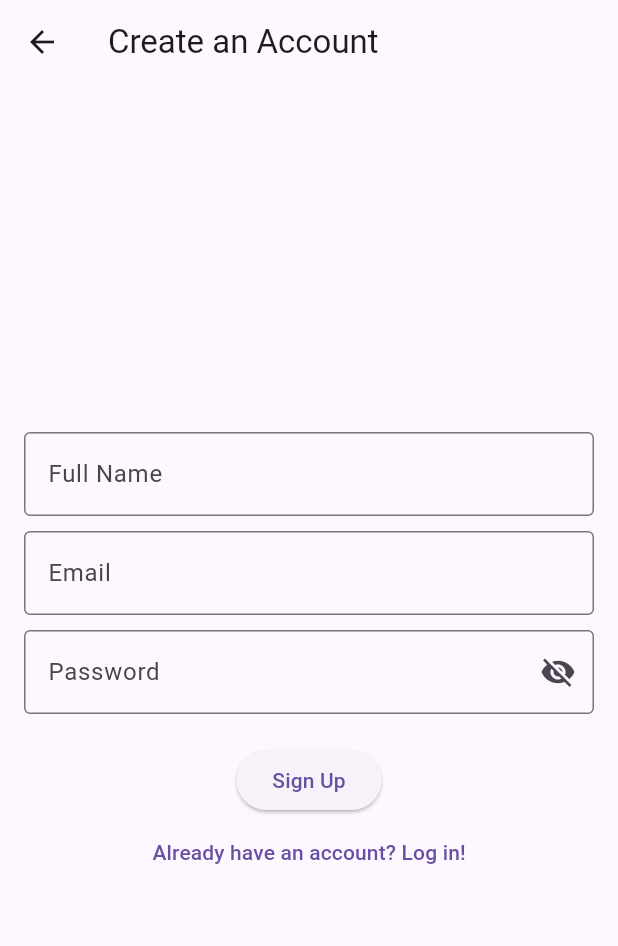
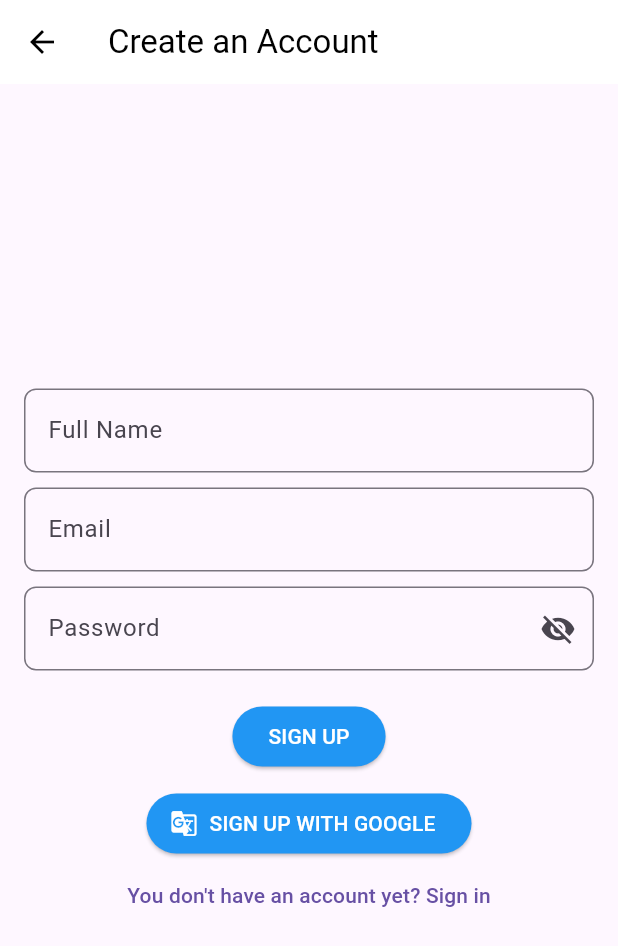
Before and after one commit to AnuV6/CareerPulse-Mobile-App, a Flutter app: the screen it shows after launch, after a tap on "No account? Register here!", on a phone screen of 412 x 824 dp. Shown: the top 946 px of the screen. Run offline on Flutter 3.47's test engine with Material 3 defaults, Android fonts, the light colour scheme and no system bars; our stand-ins replace firebase_core; accounts and stored records are empty.

Commit message:
Login and Register

```diff
--- a/career_pulse/lib/pages/login.dart
+++ b/career_pulse/lib/pages/login.dart
@@ -8,6 +8,9 @@ class LoginScreen extends StatelessWidget {
     return Scaffold(
       appBar: AppBar(
         title: const Text('Login'),
+        backgroundColor: Colors.white,
+        elevation: 0,
+        foregroundColor: Colors.black,
       ),
       body: Center(
         child: Padding(
@@ -15,26 +18,47 @@ class LoginScreen extends StatelessWidget {
           child: Column(
             mainAxisAlignment: MainAxisAlignment.center,
             children: [
-              const TextField(
+              TextField(
                 decoration: InputDecoration(
                   labelText: 'Email',
-                  border: OutlineInputBorder(),
+                  hintText: 'Your email',
+                  border: OutlineInputBorder(
+                    borderRadius: BorderRadius.circular(8.0),
+                  ),
+                  focusedBorder: OutlineInputBorder(
+                    borderSide:
+                        const BorderSide(color: Colors.blue, width: 2.0),
+                    borderRadius: BorderRadius.circular(8.0),
+                  ),
                 ),
               ),
               const SizedBox(height: 10),
-              const TextField(
+              TextField(
+                obscureText: true,
                 decoration: InputDecoration(
                   labelText: 'Password',
-                  border: OutlineInputBorder(),
+                  hintText: 'Password',
+                  suffixIcon: const Icon(Icons.visibility_off),
+                  border: OutlineInputBorder(
+                    borderRadius: BorderRadius.circular(8.0),
+                  ),
+                  focusedBorder: OutlineInputBorder(
+                    borderSide:
+                        const BorderSide(color: Colors.blue, width: 2.0),
+                    borderRadius: BorderRadius.circular(8.0),
+                  ),
                 ),
-                obscureText: true,
               ),
               const SizedBox(height: 20),
               ElevatedButton(
+                style: ElevatedButton.styleFrom(
+                  foregroundColor: Colors.white,
+                  backgroundColor: Colors.blue, // Text Color (Foreground color)
+                ),
                 onPressed: () {
                   // Placeholder for login function
                 },
-                child: const Text('Login'),
+                child: const Text('LOGIN'),
               ),
               TextButton(
                 onPressed: () {
--- a/career_pulse/lib/pages/register.dart
+++ b/career_pulse/lib/pages/register.dart
@@ -8,6 +8,9 @@ class RegisterScreen extends StatelessWidget {
     return Scaffold(
       appBar: AppBar(
         title: const Text('Create an Account'),
+        backgroundColor: Colors.white,
+        elevation: 0,
+        foregroundColor: Colors.black,
       ),
       body: Center(
         child: Padding(
@@ -16,40 +19,80 @@ class RegisterScreen extends StatelessWidget {
             child: Column(
               mainAxisAlignment: MainAxisAlignment.center,
               children: [
-                const TextField(
+                TextField(
                   decoration: InputDecoration(
                     labelText: 'Full Name',
-                    border: OutlineInputBorder(),
+                    hintText: 'Joe Done',
+                    border: OutlineInputBorder(
+                      borderRadius: BorderRadius.circular(8.0),
+                    ),
+                    focusedBorder: OutlineInputBorder(
+                      borderSide:
+                          const BorderSide(color: Colors.blue, width: 2.0),
+                      borderRadius: BorderRadius.circular(8.0),
+                    ),
                   ),
                 ),
                 const SizedBox(height: 10),
-                const TextField(
+                TextField(
                   decoration: InputDecoration(
                     labelText: 'Email',
-                    border: OutlineInputBorder(),
+                    hintText: 'JoeD@example.com',
+                    border: OutlineInputBorder(
+                      borderRadius: BorderRadius.circular(8.0),
+                    ),
+                    focusedBorder: OutlineInputBorder(
+                      borderSide:
+                          const BorderSide(color: Colors.blue, width: 2.0),
+                      borderRadius: BorderRadius.circular(8.0),
+                    ),
                   ),
                 ),
                 const SizedBox(height: 10),
-                const TextField(
+                TextField(
                   obscureText: true,
                   decoration: InputDecoration(
                     labelText: 'Password',
-                    border: OutlineInputBorder(),
-                    suffixIcon: Icon(Icons.visibility_off),
+                    suffixIcon: const Icon(Icons.visibility_off),
+                    border: OutlineInputBorder(
+                      borderRadius: BorderRadius.circular(8.0),
+                    ),
+                    focusedBorder: OutlineInputBorder(
+                      borderSide:
+                          const BorderSide(color: Colors.blue, width: 2.0),
+                      borderRadius: BorderRadius.circular(8.0),
+                    ),
                   ),
                 ),
                 const SizedBox(height: 20),
                 ElevatedButton(
+                  style: ElevatedButton.styleFrom(
+                    foregroundColor: Colors.white,
+                    backgroundColor:
+                        Colors.blue, // Text Color (Foreground color)
+                  ),
                   onPressed: () {
                     // Placeholder for registration function
                   },
-                  child: const Text('Sign Up'),
+                  child: const Text('SIGN UP'),
+                ),
+                const SizedBox(height: 10),
+                ElevatedButton.icon(
+                  icon: const Icon(Icons.g_translate, color: Colors.white),
+                  label: const Text('SIGN UP WITH GOOGLE'),
+                  style: ElevatedButton.styleFrom(
+                    foregroundColor: Colors.white,
+                    backgroundColor: Colors.blue, // Icon and Text color
+                  ),
+                  onPressed: () {
+                    // Placeholder for Google sign-up function
+                  },
                 ),
                 TextButton(
                   onPressed: () {
                     Navigator.pop(context);
                   },
-                  child: const Text('Already have an account? Log in!'),
+                  child: const Text('You don\'t have an account yet? Sign in'),
                 ),
               ],
             ),
```
Also changed, not shown: career_pulse/lib/stuf/colors.dart (+12 -8 lines).
